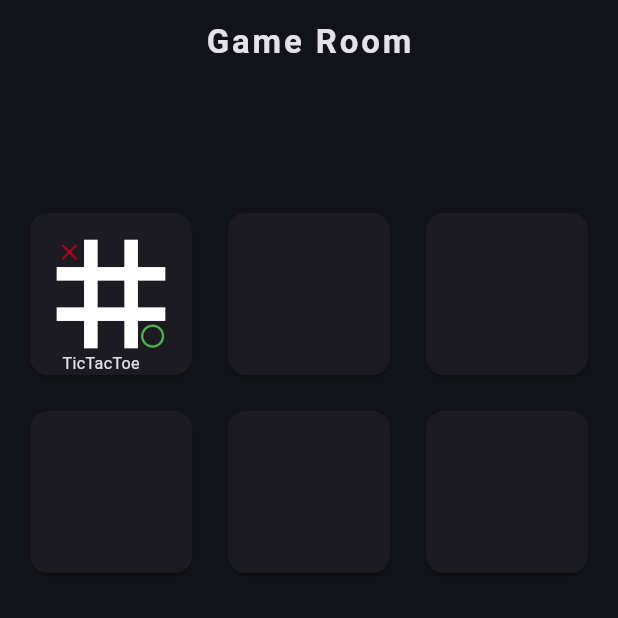
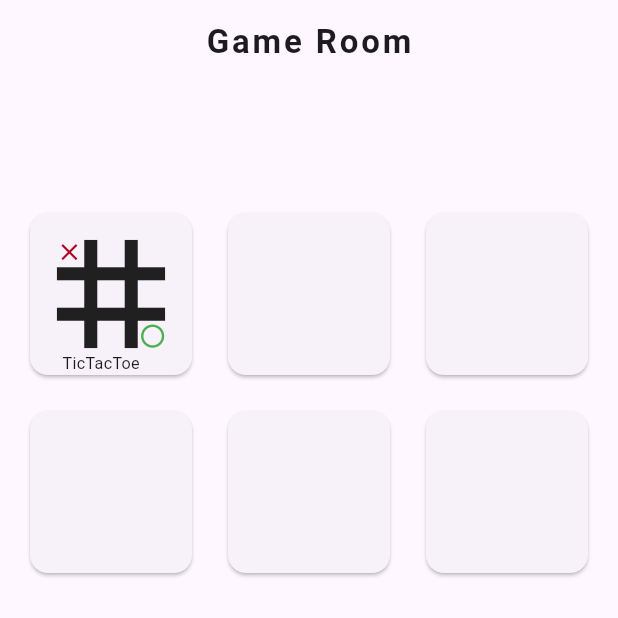
Before and after one commit to vinaooo/GamesRoom, a Flutter app: the screen it shows after launch, on a phone screen of 412 x 824 dp, the top half of it. Run offline on Flutter 3.47's test engine with Material 2 defaults, Android fonts, the phone set to English and light mode, and no system bars; drawn by our look-alikes of dynamic_color, google_mobile_ads; our stand-ins replace firebase_core, google_fonts; missing offline and left inert: neon, random_text_reveal; accounts and stored records are empty; network calls fail.

Commit message:
modified:   lib/main.dart

```diff
--- a/lib/main.dart
+++ b/lib/main.dart
@@ -55,9 +55,12 @@ class _PaginaInicialState extends State<PaginaInicial> {
   BannerAd? bannerAd;
   final String _adUnitId = 'ca-app-pub-4860380403931913/4313648864';
 
+  ThemeMode themeMode = ThemeMode.system;
+
   @override
   void initState() {
     super.initState();
+    //themeMode = useLightMode ? ThemeMode.light : ThemeMode.dark
     if (Platform.isAndroid) {
       BannerAd(
         adUnitId: _adUnitId,
@@ -87,10 +90,16 @@ class _PaginaInicialState extends State<PaginaInicial> {
     return DynamicColorBuilder(
       builder: (ColorScheme? lightDynamic, ColorScheme? darkDynamic) {
         return MaterialApp(
+          themeMode: themeMode,
           theme: ThemeData(
-            colorSchemeSeed: Colors.indigo,
-            brightness: const ColorScheme.dark().brightness,
+            colorScheme: lightDynamic,
+            brightness: Brightness.light,
             useMaterial3: true,
+          ),
+          darkTheme: ThemeData(
+            colorScheme: darkDynamic,
+            useMaterial3: true,
+            brightness: Brightness.dark,
           ),
           home: Scaffold(
             appBar: AppBar(
```
